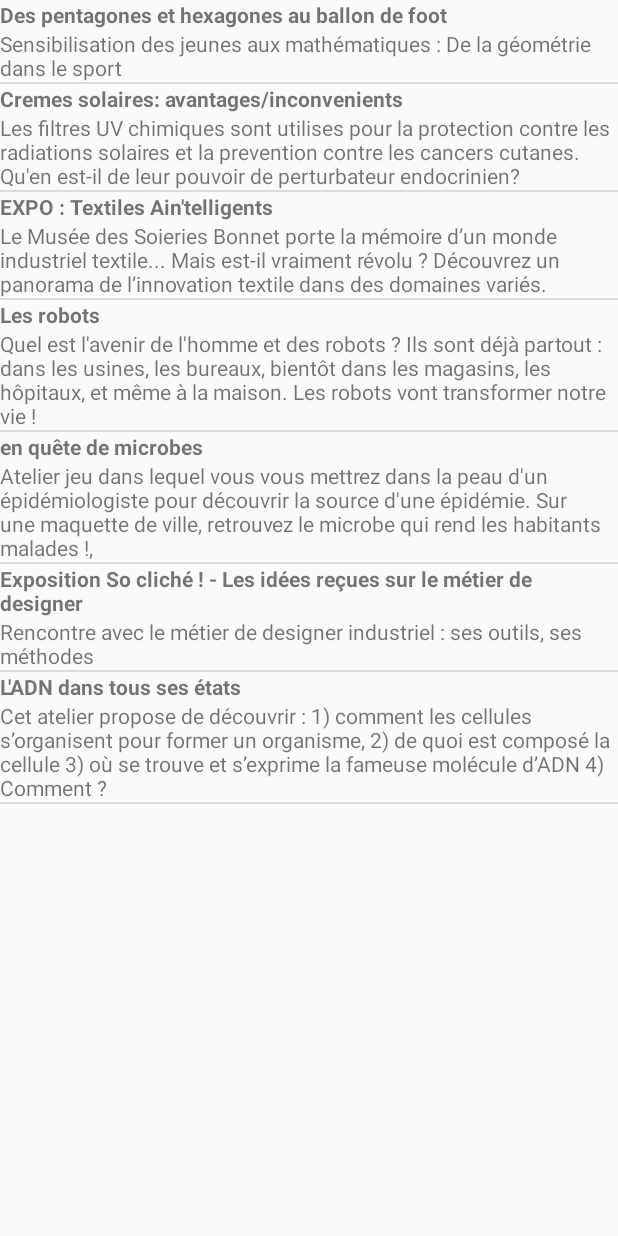
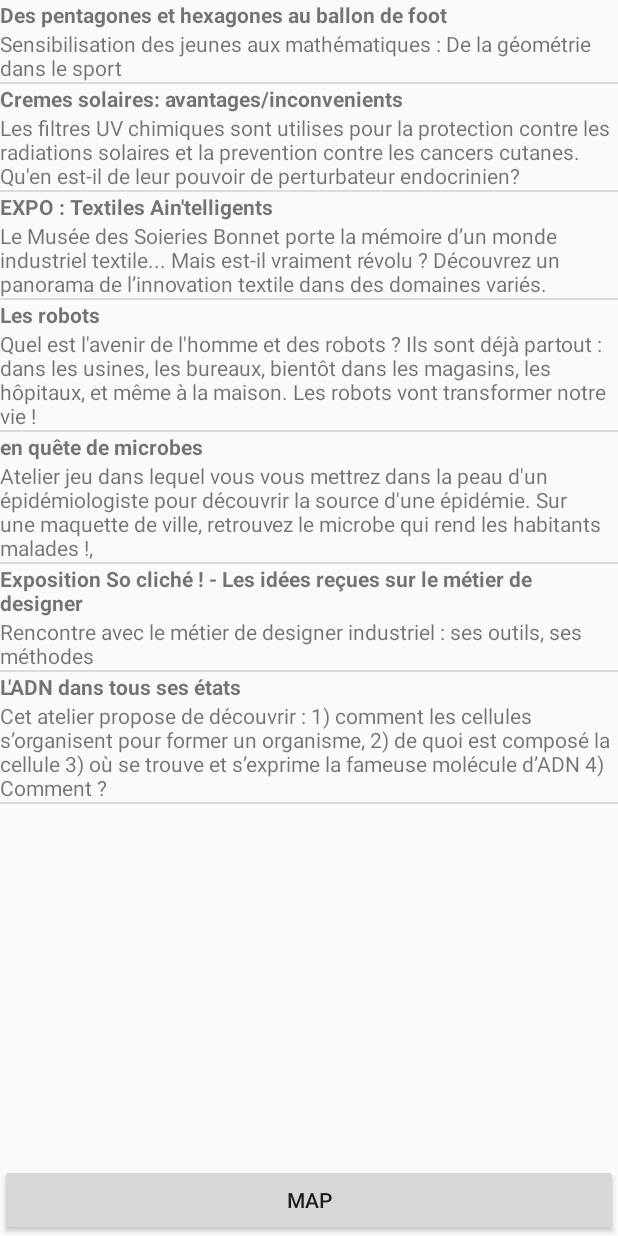
Before and after one commit to PierreGaudichon/MMM-projet-android, an Android app: the screen it shows after launch (MainActivity), on a phone screen of 412 x 824 dp. Run offline under Robolectric (Android 15) with nearby library versions, the phone set to English and light mode, and no system bars.

Commit message:
map button

```diff
--- a/ScienceFair/app/src/main/java/fr/istic/mmm/sciencefair/data/Event.java
+++ b/ScienceFair/app/src/main/java/fr/istic/mmm/sciencefair/data/Event.java
@@ -1,10 +1,15 @@
 package fr.istic.mmm.sciencefair.data;
 
+import com.google.android.gms.maps.CameraUpdateFactory;
+import com.google.android.gms.maps.GoogleMap;
+import com.google.android.gms.maps.OnMapReadyCallback;
+import com.google.android.gms.maps.model.LatLng;
+import com.google.android.gms.maps.model.MarkerOptions;
+
 import java.util.Date;
-import java.util.List;
 
 
-public class Event {
+public class Event implements OnMapReadyCallback{
 
     public String datasetid;
     public String recordid;
@@ -14,7 +19,14 @@ public class Event {
     public class Fields {
         public String titre_fr;
         public String description_fr;
-        public List<Double> geolocalisation;
+        public double[] geolocalisation;
     }
 
+    @Override
+    public void onMapReady(GoogleMap googleMap) {
+        // Add a marker in Sydney and move the camera
+        LatLng location = new LatLng(fields.geolocalisation[0], fields.geolocalisation[1]);
+        googleMap.addMarker(new MarkerOptions().position(location).title(fields.titre_fr));
+        googleMap.moveCamera(CameraUpdateFactory.newLatLng(location));
+    }
 }
--- a/ScienceFair/app/src/main/java/fr/istic/mmm/sciencefair/fragments/EventList.java
+++ b/ScienceFair/app/src/main/java/fr/istic/mmm/sciencefair/fragments/EventList.java
@@ -8,6 +8,14 @@ import android.view.View;
 import android.view.ViewGroup;
 import android.widget.ListView;
 
+import com.google.android.gms.maps.CameraUpdate;
+import com.google.android.gms.maps.CameraUpdateFactory;
+import com.google.android.gms.maps.GoogleMap;
+import com.google.android.gms.maps.OnMapReadyCallback;
+import com.google.android.gms.maps.model.LatLng;
+import com.google.android.gms.maps.model.LatLngBounds;
+import com.google.android.gms.maps.model.MarkerOptions;
+
 import java.util.List;
 
 import fr.istic.mmm.sciencefair.AssetLoader;
@@ -16,7 +24,7 @@ import fr.istic.mmm.sciencefair.R;
 import fr.istic.mmm.sciencefair.data.Event;
 import fr.istic.mmm.sciencefair.data.EventListAdapter;
 
-public class EventList extends Fragment {
+public class EventList extends Fragment implements OnMapReadyCallback{
 
     private View view;
     private MainActivity activity;
@@ -33,4 +41,11 @@ public class EventList extends Fragment {
         return view;
     }
 
+    @Override
+    public void onMapReady(GoogleMap googleMap) {
+        for(Event event : events){
+            LatLng location = new LatLng(event.fields.geolocalisation[0], event.fields.geolocalisation[1]);
+            googleMap.addMarker(new MarkerOptions().position(location).title(event.fields.titre_fr));
+        }
+    }
 }
--- a/ScienceFair/app/src/main/res/layout/fragment_event_details.xml
+++ b/ScienceFair/app/src/main/res/layout/fragment_event_details.xml
@@ -4,9 +4,7 @@
     android:id="@+id/event_details"
     android:layout_width="match_parent"
     android:layout_height="wrap_content"
-    android:orientation="vertical"
-    tools:context=".MainActivity"
-    android:onClick="showMap">
+    android:orientation="vertical">
 
     <TextView
         android:id="@+id/event_title"
--- a/ScienceFair/app/src/main/res/layout/fragment_event_list.xml
+++ b/ScienceFair/app/src/main/res/layout/fragment_event_list.xml
@@ -1,14 +1,19 @@
 <?xml version="1.0" encoding="utf-8"?>
 <LinearLayout
     xmlns:android="http://schemas.android.com/apk/res/android"
-    android:orientation="horizontal"
+    android:orientation="vertical"
     android:layout_width="match_parent"
     android:layout_height="match_parent">
 
     <ListView
         android:id="@+id/event_list"
         android:layout_weight="2"
-        android:layout_width="0dp"
-        android:layout_height="match_parent" />
+        android:layout_width="match_parent"
+        android:layout_height="0dp" />
+    <Button
+        android:layout_width="match_parent"
+        android:layout_height="wrap_content"
+        android:text="Map"
+        android:onClick="showMap"/>
 
 </LinearLayout>
```
Also changed, not shown: ScienceFair/app/src/main/java/fr/istic/mmm/sciencefair/MainActivity.java (+4 -14 lines).
